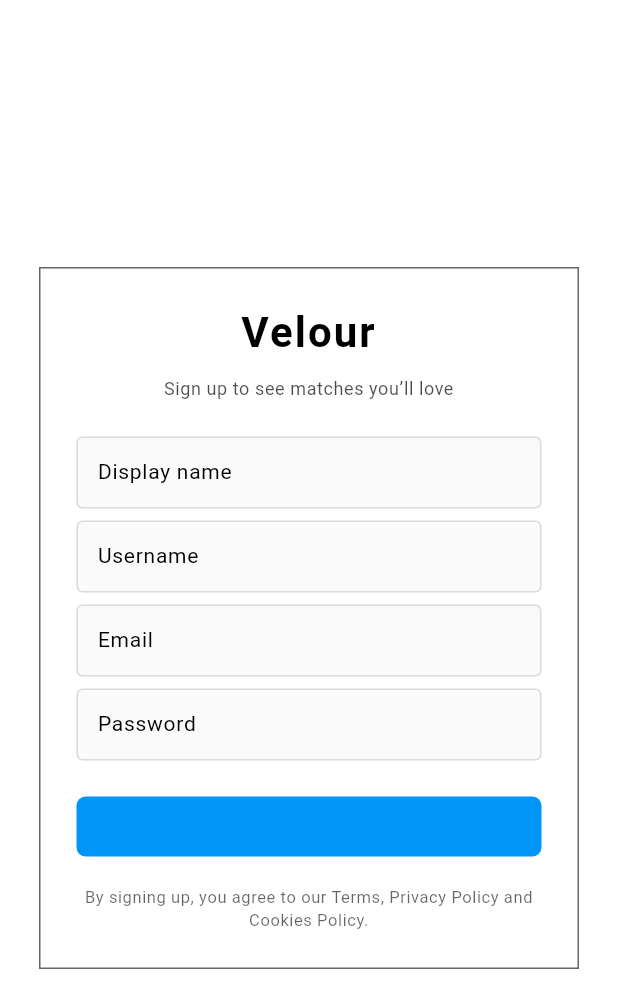
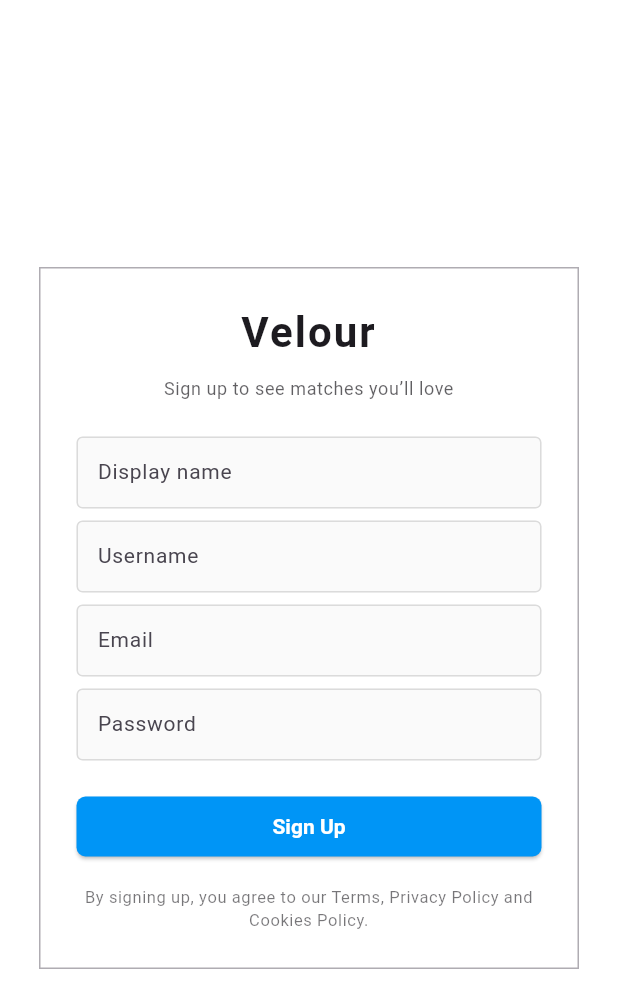
Before and after one commit to princesharma2004/Velour, a Flutter app: the screen it shows after launch, on a phone screen of 412 x 824 dp. Shown: the top 1008 px of the screen. Run offline on Flutter 3.47's test engine with Material 3 defaults, Android fonts, the phone set to English and light mode, and no system bars; our stand-ins replace logger.

```diff
--- a/frontend/lib/pages/signup.dart
+++ b/frontend/lib/pages/signup.dart
@@ -86,7 +86,7 @@ class _SignupPageState extends State<SignupPage> {
                         );
                       }
                     },
-                    child: const Text('Sign up'),
+                    child: Text('Sign Up', style: TextStyle(color: Colors.white),),
                   ),
 
                   const SizedBox(height: 16),
--- a/frontend/lib/theme/app_theme.dart
+++ b/frontend/lib/theme/app_theme.dart
@@ -5,20 +5,12 @@ class AppTheme {
 
   /// LIGHT THEME
   static final ThemeData lightTheme = ThemeData(
-    useMaterial3: true,
+    scaffoldBackgroundColor: Colors.white,
     brightness: Brightness.light,
-    scaffoldBackgroundColor: Colors.white,
-
-    colorScheme: const ColorScheme.light(
-      primary: igBlue,
-      onPrimary: Colors.black,
-      surface: Colors.white,
-    ),
 
     elevatedButtonTheme: ElevatedButtonThemeData(
       style: ElevatedButton.styleFrom(
         backgroundColor: igBlue,
-        elevation: 0,
         shape: RoundedRectangleBorder(
           borderRadius: BorderRadius.circular(6),
         ),
@@ -53,20 +45,12 @@ class AppTheme {
 
   /// DARK THEME (OLED TRUE BLACK)
   static final ThemeData darkTheme = ThemeData(
-    useMaterial3: true,
+    scaffoldBackgroundColor: Colors.black, // 🔥 OLED true black
     brightness: Brightness.dark,
-    scaffoldBackgroundColor: Colors.black, // 🔥 OLED true black
-
-    colorScheme: const ColorScheme.dark(
-      primary: igBlue,
-      onPrimary: Colors.white, // 👈 button text color
-      surface: Colors.black, // OLED
-    ),
 
     elevatedButtonTheme: ElevatedButtonThemeData(
       style: ElevatedButton.styleFrom(
         backgroundColor: igBlue,
-        elevation: 0,
         shape: RoundedRectangleBorder(
           borderRadius: BorderRadius.circular(6),
         ),
```
Also changed, not shown: 61 other files.
